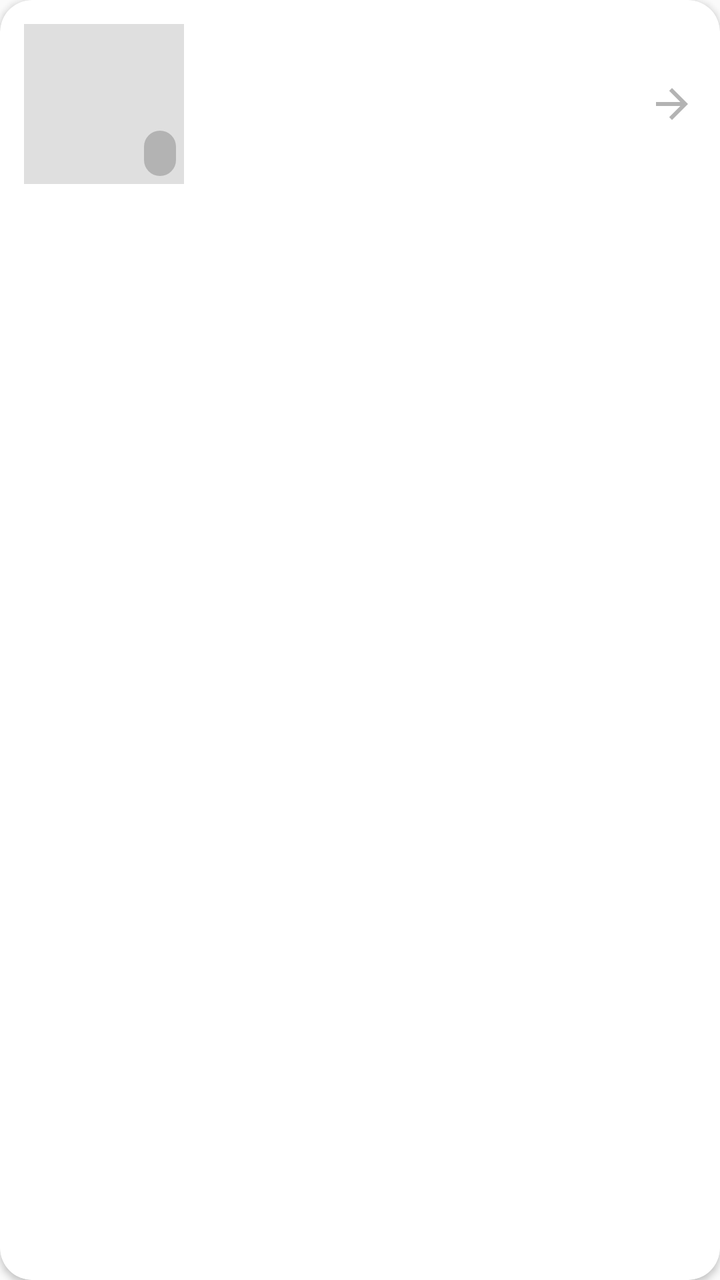
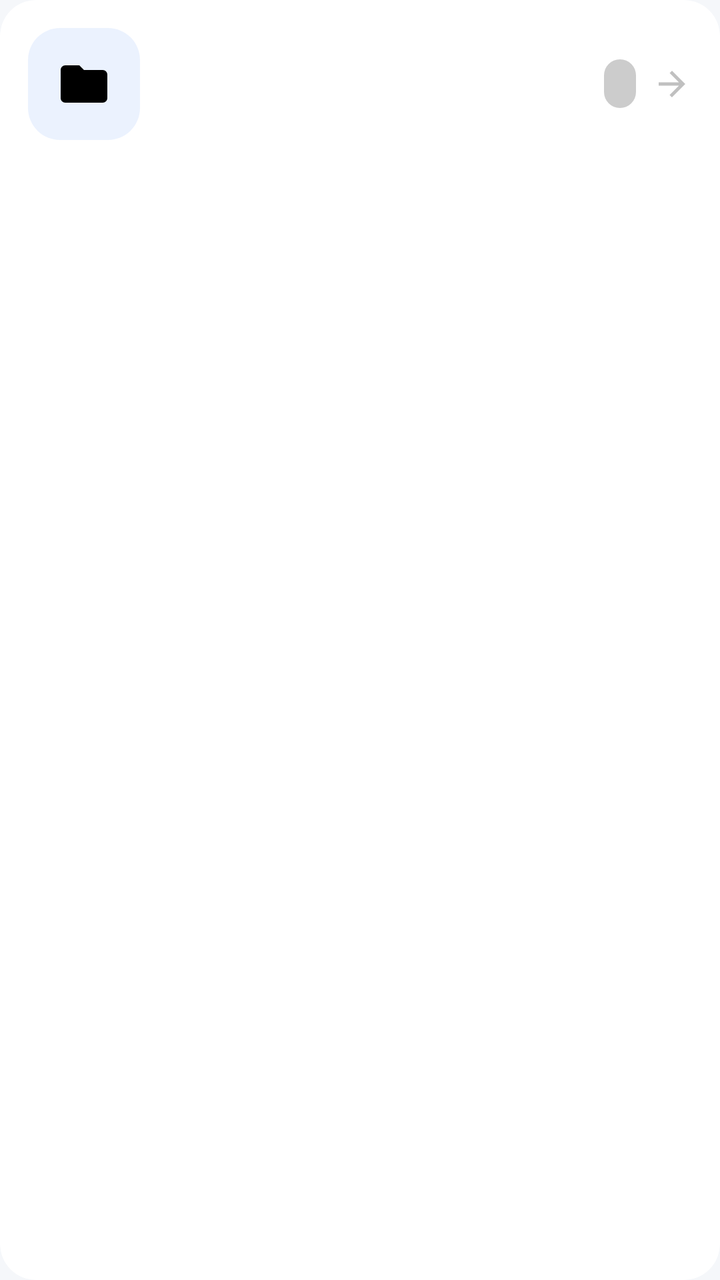

Screens rendered from an Android XML layout before and after an edit, with the pre-edit source and the edit as a unified diff.
<!-- AndroidManifest.xml: application theme Theme.YoloMedia -->
<!-- res/layout/item_video_folder.xml -->
<?xml version="1.0" encoding="utf-8"?>
<androidx.cardview.widget.CardView xmlns:android="http://schemas.android.com/apk/res/android"
    xmlns:app="http://schemas.android.com/apk/res-auto"
    android:layout_width="match_parent"
    android:layout_height="wrap_content"
    android:layout_marginVertical="6dp"
    app:cardCornerRadius="16dp"
    app:cardElevation="2dp"
    app:cardBackgroundColor="@color/light_card">

    <LinearLayout
        android:layout_width="match_parent"
        android:layout_height="wrap_content"
        android:orientation="horizontal"
        android:gravity="center_vertical"
        android:padding="12dp">

        
        <FrameLayout
            android:layout_width="80dp"
            android:layout_height="80dp">

            <ImageView
                android:id="@+id/iv_thumbnail"
                android:layout_width="match_parent"
                android:layout_height="match_parent"
                android:scaleType="centerCrop"
                android:contentDescription="Folder thumbnail" />

            <View
                android:layout_width="match_parent"
                android:layout_height="match_parent"
                android:background="#20000000" />

            <TextView
                android:id="@+id/tv_count"
                android:layout_width="wrap_content"
                android:layout_height="wrap_content"
                android:layout_gravity="bottom|end"
                android:layout_margin="4dp"
                android:background="@drawable/bg_folder_count"
                android:textColor="@color/white"
                android:textSize="11sp"
                android:textStyle="bold" />
        </FrameLayout>

        
        <LinearLayout
            android:layout_width="0dp"
            android:layout_height="wrap_content"
            android:layout_weight="1"
            android:layout_marginStart="14dp"
            android:orientation="vertical">

            <TextView
                android:id="@+id/tv_folder_name"
                android:layout_width="wrap_content"
                android:layout_height="wrap_content"
                android:textSize="16sp"
                android:textStyle="bold"
                android:textColor="@color/light_text_primary"
                android:maxLines="1"
                android:ellipsize="end" />

            <TextView
                android:id="@+id/tv_folder_info"
                android:layout_width="wrap_content"
                android:layout_height="wrap_content"
                android:layout_marginTop="4dp"
                android:textSize="13sp"
                android:textColor="@color/light_text_secondary" />
        </LinearLayout>

        <ImageView
            android:layout_width="24dp"
            android:layout_height="24dp"
            android:src="@drawable/ic_back"
            android:rotation="180"
            android:alpha="0.3"
            android:contentDescription="Open" />
    </LinearLayout>

</androidx.cardview.widget.CardView>
<!-- resources referenced by this layout -->
<resources>
  <color name="light_card">#FFFFFFFF</color>
  <color name="light_text_primary">#FF1A1A2E</color>
  <color name="light_text_secondary">#FF6B7280</color>
  <color name="white">#FFFFFFFF</color>
  <!-- drawable bg_folder_count (drawable) -->
  <?xml version="1.0" encoding="utf-8"?>
  <shape xmlns:android="http://schemas.android.com/apk/res/android"
      android:shape="rectangle">
      <solid android:color="#33000000" />
      <corners android:radius="8dp" />
      <padding android:left="8dp" android:right="8dp" android:top="4dp" android:bottom="4dp" />
  </shape>
  <!-- drawable ic_back (drawable) -->
  <?xml version="1.0" encoding="utf-8"?>
  <vector xmlns:android="http://schemas.android.com/apk/res/android"
      android:width="24dp"
      android:height="24dp"
      android:viewportWidth="24"
      android:viewportHeight="24">
      <path
          android:fillColor="#FF000000"
          android:pathData="M20,11H7.83l5.59,-5.59L12,4l-8,8 8,8 1.41,-1.41L7.83,13H20v-2z" />
  </vector>
  <style name="Theme.YoloMedia" parent="Theme.AppCompat.Light.NoActionBar">
          <item name="android:windowBackground">@color/light_background</item>
          <item name="android:statusBarColor">@color/light_status_bar</item>
          <item name="android:navigationBarColor">@color/light_nav_bar</item>
          <item name="android:windowLightStatusBar">true</item>
          <item name="android:windowLightNavigationBar">true</item>
          <item name="android:colorEdgeEffect">@color/accent_blue</item>
          <item name="android:windowAnimationStyle">@style/WindowAnimationStyle</item>
      </style>
  <color name="light_background">#FFFAFAFA</color>
  <color name="light_status_bar">#FFFAFAFA</color>
  <color name="light_nav_bar">#FFFFFFFF</color>
  <color name="accent_blue">#FF2196F3</color>
  <style name="WindowAnimationStyle" parent="@android:style/Animation.Activity">
          <item name="android:activityOpenEnterAnimation">@anim/slide_in_right</item>
          <item name="android:activityOpenExitAnimation">@anim/slide_out_left</item>
          <item name="android:activityCloseEnterAnimation">@anim/slide_in_left</item>
          <item name="android:activityCloseExitAnimation">@anim/slide_out_right</item>
      </style>
</resources>

<!-- the commit's change to res/layout/item_video_folder.xml (unified diff, before → after) -->
@@ -3,9 +3,9 @@
     xmlns:app="http://schemas.android.com/apk/res-auto"
     android:layout_width="match_parent"
     android:layout_height="wrap_content"
-    android:layout_marginVertical="6dp"
-    app:cardCornerRadius="16dp"
-    app:cardElevation="2dp"
+    android:layout_marginVertical="5dp"
+    app:cardCornerRadius="18dp"
+    app:cardElevation="0dp"
     app:cardBackgroundColor="@color/light_card">
 
     <LinearLayout
@@ -13,35 +13,26 @@
         android:layout_height="wrap_content"
         android:orientation="horizontal"
         android:gravity="center_vertical"
-        android:padding="12dp">
+        android:padding="14dp">
 
         
         <FrameLayout
-            android:layout_width="80dp"
-            android:layout_height="80dp">
+            android:layout_width="56dp"
+            android:layout_height="56dp">
+
+            <View
+                android:id="@+id/folder_icon_bg"
+                android:layout_width="match_parent"
+                android:layout_height="match_parent"
+                android:background="@drawable/bg_folder_icon" />
 
             <ImageView
-                android:id="@+id/iv_thumbnail"
-                android:layout_width="match_parent"
-                android:layout_height="match_parent"
-                android:scaleType="centerCrop"
-                android:contentDescription="Folder thumbnail" />
-
-            <View
-                android:layout_width="match_parent"
-                android:layout_height="match_parent"
-                android:background="#20000000" />
-
-            <TextView
-                android:id="@+id/tv_count"
-                android:layout_width="wrap_content"
-                android:layout_height="wrap_content"
-                android:layout_gravity="bottom|end"
-                android:layout_margin="4dp"
-                android:background="@drawable/bg_folder_count"
-                android:textColor="@color/white"
-                android:textSize="11sp"
-                android:textStyle="bold" />
+                android:id="@+id/iv_folder_icon"
+                android:layout_width="28dp"
+                android:layout_height="28dp"
+                android:layout_gravity="center"
+                android:src="@drawable/ic_folder"
+                android:contentDescription="Folder" />
         </FrameLayout>
 
         
@@ -56,7 +47,7 @@
                 android:id="@+id/tv_folder_name"
                 android:layout_width="wrap_content"
                 android:layout_height="wrap_content"
-                android:textSize="16sp"
+                android:textSize="15sp"
                 android:textStyle="bold"
                 android:textColor="@color/light_text_primary"
                 android:maxLines="1"
@@ -66,17 +57,27 @@
                 android:id="@+id/tv_folder_info"
                 android:layout_width="wrap_content"
                 android:layout_height="wrap_content"
-                android:layout_marginTop="4dp"
+                android:layout_marginTop="3dp"
                 android:textSize="13sp"
                 android:textColor="@color/light_text_secondary" />
         </LinearLayout>
 
+        <TextView
+            android:id="@+id/tv_count"
+            android:layout_width="wrap_content"
+            android:layout_height="wrap_content"
+            android:background="@drawable/bg_folder_count"
+            android:textColor="@color/white"
+            android:textSize="12sp"
+            android:textStyle="bold"
+            android:layout_marginEnd="8dp" />
+
         <ImageView
-            android:layout_width="24dp"
-            android:layout_height="24dp"
+            android:layout_width="20dp"
+            android:layout_height="20dp"
             android:src="@drawable/ic_back"
             android:rotation="180"
-            android:alpha="0.3"
+            android:alpha="0.25"
             android:contentDescription="Open" />
     </LinearLayout>
 
<!-- resource entries referenced after the edit -->
@@ -1,8 +1,8 @@
 <!-- resources referenced by this layout -->
 <resources>
   <color name="light_card">#FFFFFFFF</color>
-  <color name="light_text_primary">#FF1A1A2E</color>
-  <color name="light_text_secondary">#FF6B7280</color>
+  <color name="light_text_primary">#FF0F172A</color>
+  <color name="light_text_secondary">#FF64748B</color>
   <color name="white">#FFFFFFFF</color>
   <!-- drawable bg_folder_count (drawable) -->
   <?xml version="1.0" encoding="utf-8"?>
@@ -11,6 +11,13 @@
       <solid android:color="#33000000" />
       <corners android:radius="8dp" />
       <padding android:left="8dp" android:right="8dp" android:top="4dp" android:bottom="4dp" />
+  </shape>
+  <!-- drawable bg_folder_icon (drawable) -->
+  <?xml version="1.0" encoding="utf-8"?>
+  <shape xmlns:android="http://schemas.android.com/apk/res/android"
+      android:shape="rectangle">
+      <solid android:color="#1A3B82F6" />
+      <corners android:radius="16dp" />
   </shape>
   <!-- drawable ic_back (drawable) -->
   <?xml version="1.0" encoding="utf-8"?>
@@ -23,6 +30,17 @@
           android:fillColor="#FF000000"
           android:pathData="M20,11H7.83l5.59,-5.59L12,4l-8,8 8,8 1.41,-1.41L7.83,13H20v-2z" />
   </vector>
+  <!-- drawable ic_folder (drawable) -->
+  <?xml version="1.0" encoding="utf-8"?>
+  <vector xmlns:android="http://schemas.android.com/apk/res/android"
+      android:width="24dp"
+      android:height="24dp"
+      android:viewportWidth="24"
+      android:viewportHeight="24">
+      <path
+          android:fillColor="#FF000000"
+          android:pathData="M10,4H4c-1.1,0 -1.99,0.9 -1.99,2L2,18c0,1.1 0.9,2 2,2h16c1.1,0 2,-0.9 2,-2V8c0,-1.1 -0.9,-2 -2,-2h-8l-2,-2z" />
+  </vector>
   <style name="Theme.YoloMedia" parent="Theme.AppCompat.Light.NoActionBar">
           <item name="android:windowBackground">@color/light_background</item>
           <item name="android:statusBarColor">@color/light_status_bar</item>
@@ -32,10 +50,10 @@
           <item name="android:colorEdgeEffect">@color/accent_blue</item>
           <item name="android:windowAnimationStyle">@style/WindowAnimationStyle</item>
       </style>
-  <color name="light_background">#FFFAFAFA</color>
-  <color name="light_status_bar">#FFFAFAFA</color>
-  <color name="light_nav_bar">#FFFFFFFF</color>
-  <color name="accent_blue">#FF2196F3</color>
+  <color name="light_background">#FFF5F7FA</color>
+  <color name="light_status_bar">#FFF5F7FA</color>
+  <color name="light_nav_bar">#E6FFFFFF</color>
+  <color name="accent_blue">#FF3B82F6</color>
   <style name="WindowAnimationStyle" parent="@android:style/Animation.Activity">
           <item name="android:activityOpenEnterAnimation">@anim/slide_in_right</item>
           <item name="android:activityOpenExitAnimation">@anim/slide_out_left</item>
